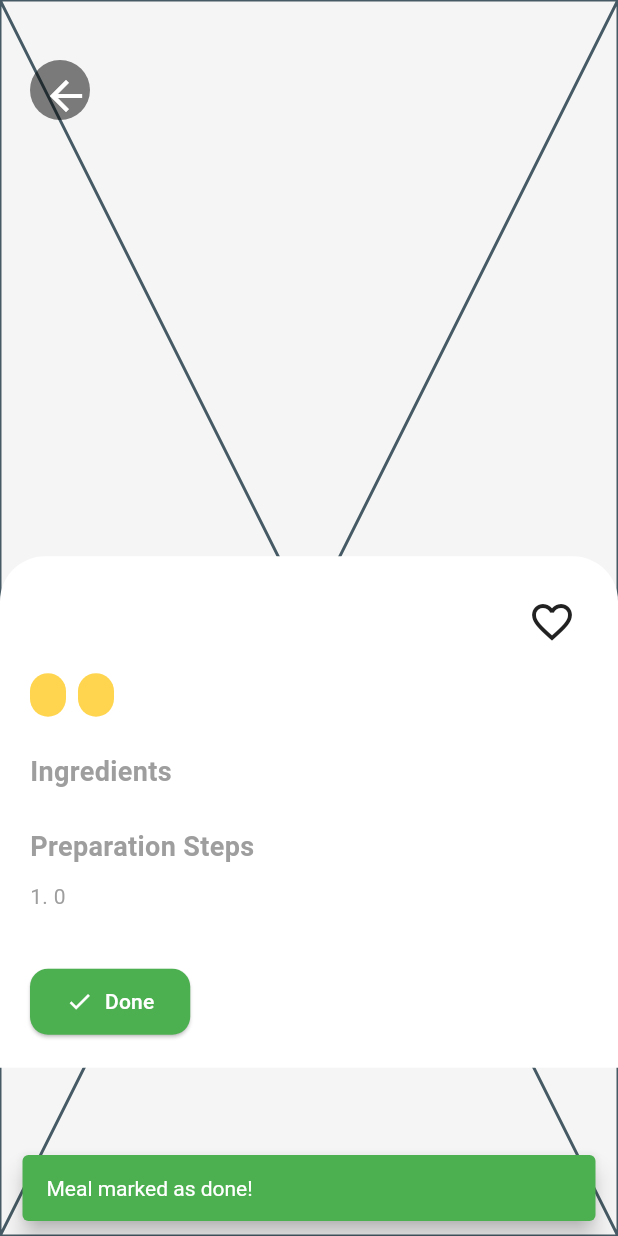
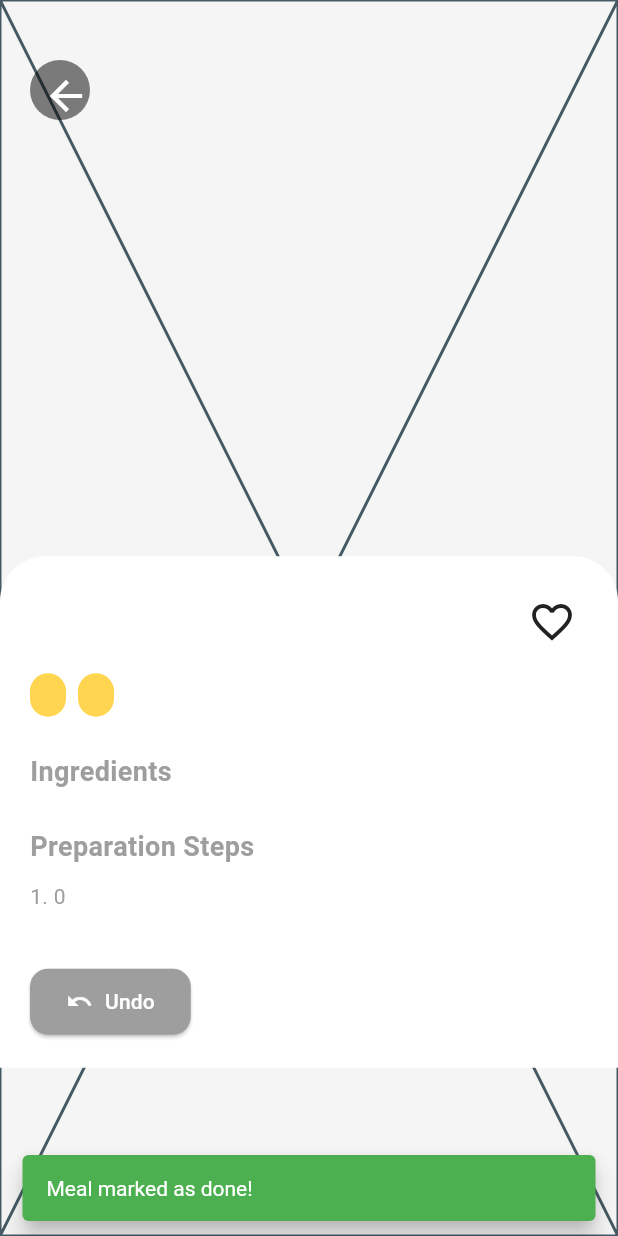
Before and after one commit to MomenRaddad/Mealy_App, a Flutter app: the MealDetailsScreen screen opened directly with empty values, after a tap on "Done", on a phone screen of 412 x 824 dp. Run offline on Flutter 3.47's test engine with Material 3 defaults, Android fonts, the phone set to English and light mode, and no system bars; our stand-ins replace cached_network_image, cloud_firestore, connectivity_plus, firebase_core, firebase_storage, fl_chart and 2 more; accounts and stored records are empty; network calls fail.

Commit message:
Profile & Done Button / Undone

```diff
--- a/lib/core/routes.dart
+++ b/lib/core/routes.dart
@@ -35,6 +35,8 @@ class AppRoutes {
         return MaterialPageRoute(builder: (_) => AddMealScreen());
       case exploreMeals:
       return MaterialPageRoute(builder:(_) => ExploreScreen() );
+    case '/home':
+  return MaterialPageRoute(builder: (_) => UserNavigationPage());
 
       default:
         return MaterialPageRoute(
--- a/lib/view/screens/user_screens/details/meal_details_screen.dart
+++ b/lib/view/screens/user_screens/details/meal_details_screen.dart
@@ -1,4 +1,4 @@
-// ✅ UPDATED MealDetailsScreen with proper ingredient + step parsing
+// ✅ UPDATED MealDetailsScreen with undoable Done button and improved parsing
 import 'package:flutter/material.dart';
 import 'package:provider/provider.dart';
 import 'meal_details_viewmodel.dart';
@@ -15,6 +15,8 @@ class MealDetailsScreen extends StatefulWidget {
 }
 
 class _MealDetailsScreenState extends State<MealDetailsScreen> {
+  bool isDone = false;
+
   @override
   void initState() {
     super.initState();
@@ -40,13 +42,11 @@ class _MealDetailsScreenState extends State<MealDetailsScreen> {
     final duration = meal['duration'] ?? '';
     final difficulty = meal['difficulty'] ?? '';
 
-    // ✅ Safe ingredient extraction
     final ingredientsRaw = meal['ingredients'];
     final List<Map<String, dynamic>> ingredients = ingredientsRaw is List
         ? ingredientsRaw.cast<Map<String, dynamic>>()
         : [];
 
-    // ✅ Safe step extraction
     final stepsRaw = meal['steps'];
     final List<String> steps = stepsRaw is List
         ? stepsRaw.cast<String>()
@@ -75,7 +75,6 @@ class _MealDetailsScreenState extends State<MealDetailsScreen> {
               child: Column(
                 crossAxisAlignment: CrossAxisAlignment.start,
                 children: [
-                  // Title & Favorite
                   Row(
                     mainAxisAlignment: MainAxisAlignment.spaceBetween,
                     children: [
@@ -109,18 +108,29 @@ class _MealDetailsScreenState extends State<MealDetailsScreen> {
                   ElevatedButton.icon(
                     onPressed: () async {
                       final vm = Provider.of<MealDetailsViewModel>(context, listen: false);
-                      await vm.markMealAsDone(widget.mealId, title, image);
 
-                      if (context.mounted) {
-                        ScaffoldMessenger.of(context).showSnackBar(
-                          const SnackBar(content: Text('Meal marked as done!')),
-                        );
+                      if (isDone) {
+                        await vm.undoMealAsDone(widget.mealId, title);
+                        setState(() => isDone = false);
+                        if (context.mounted) {
+                          ScaffoldMessenger.of(context).showSnackBar(
+                            const SnackBar(content: Text('Marked as not done.')),
+                          );
+                        }
+                      } else {
+                        await vm.markMealAsDone(widget.mealId, title, image);
+                        setState(() => isDone = true);
+                        if (context.mounted) {
+                          ScaffoldMessenger.of(context).showSnackBar(
+                            const SnackBar(content: Text('Meal marked as done!')),
+                          );
+                        }
                       }
                     },
-                    icon: const Icon(Icons.check),
-                    label: const Text("Done"),
+                    icon: Icon(isDone ? Icons.undo : Icons.check),
+                    label: Text(isDone ? "Undo" : "Done"),
                     style: ElevatedButton.styleFrom(
-                      backgroundColor: AppColors.primary,
+                      backgroundColor: isDone ? Colors.grey : AppColors.primary,
                       foregroundColor: Colors.white,
                       shape: RoundedRectangleBorder(borderRadius: BorderRadius.circular(12)),
                       padding: const EdgeInsets.symmetric(horizontal: 24, vertical: 12),
```
Also changed, not shown: lib/models/userProfile.dart (added, +31 -0 lines), lib/view/screens/user_screens/details/meal_details_viewmodel.dart (+30 -0 lines), lib/view/screens/user_screens/settings/account_settings_screen.dart (+39 -20 lines), lib/view/screens/user_screens/settings/settings_screen.dart (+9 -5 lines), lib/viewmodels/profile_screen_viewmodel.dart (added, +39 -0 lines).
